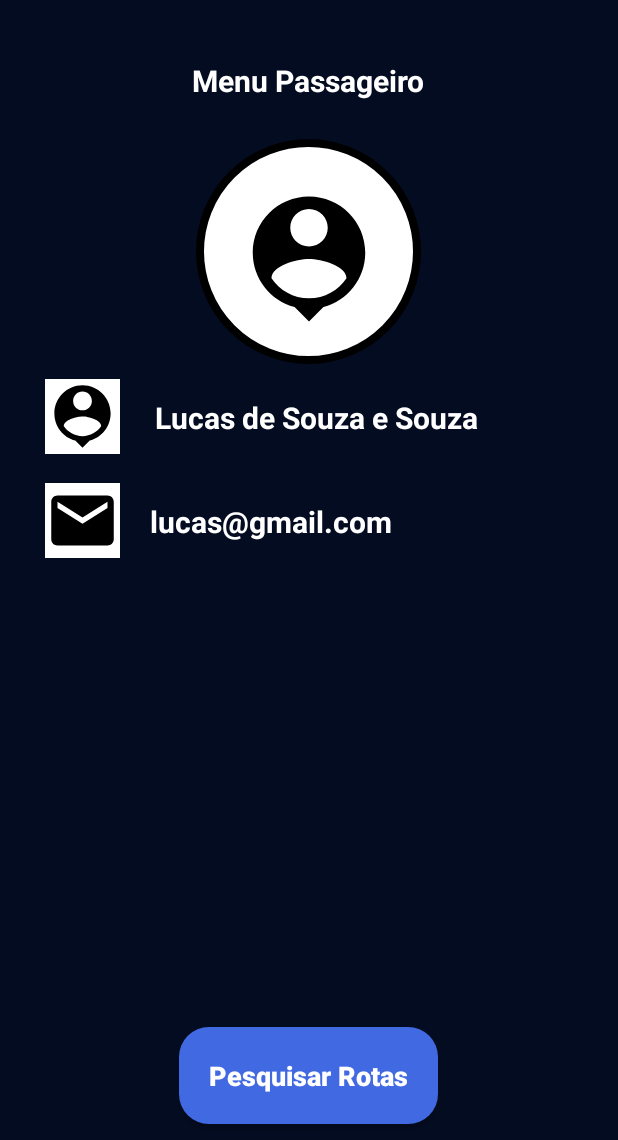
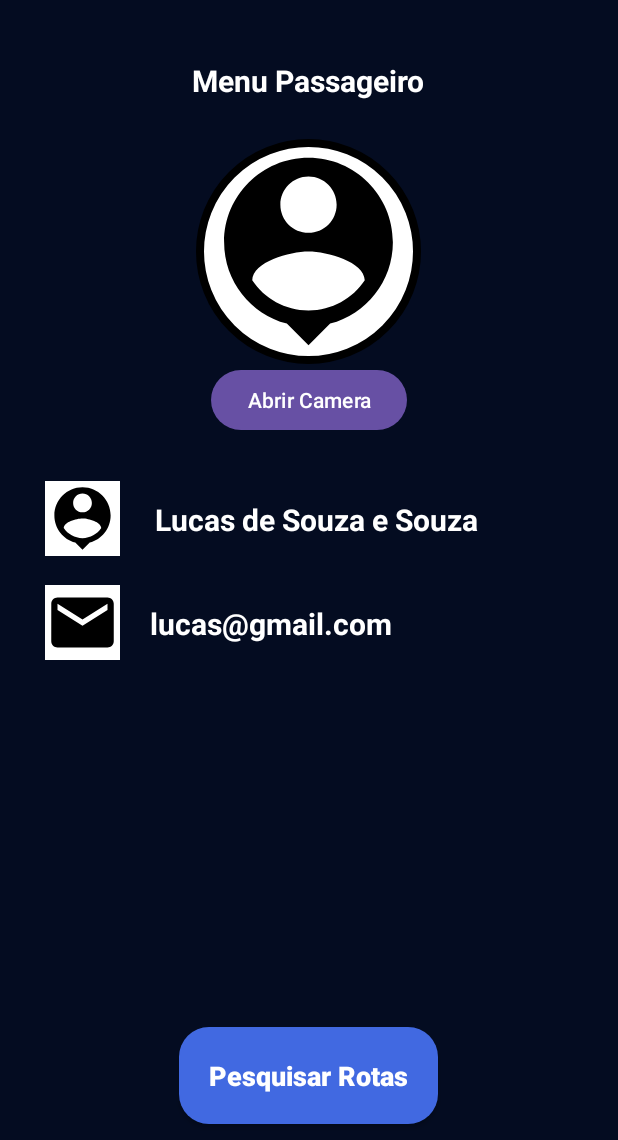
Before and after one commit to ruanmoraes018/android-2023.1, an Android app: the fragment MenuFragment placed in its activity, on a phone screen of 412 x 824 dp, the part 96-1236 px from its top. Run offline under Robolectric (Android 15) with nearby library versions, the phone set to English and light mode, and no system bars; libraries missing offline, so code that uses them is left out: com.mapbox.geojson, com.mapbox.mapboxsdk; plain views replace MapView; 6 statements that could not run were skipped.

Commit message:
Adicionado a camera ao menu_fragment!

```diff
--- a/app/build.gradle
+++ b/app/build.gradle
@@ -37,8 +37,14 @@ dependencies {
     androidTestImplementation 'androidx.test.ext:junit:1.1.5'
     androidTestImplementation 'androidx.test.espresso:espresso-core:3.5.1'
 
+    // MAPBOX
     implementation 'com.mapbox.mapboxsdk:mapbox-android-sdk:9.7.0'
     implementation 'com.mapbox.mapboxsdk:mapbox-sdk-geojson:5.9.0-alpha.1'
     implementation 'com.mapbox.mapboxsdk:mapbox-sdk-services:5.9.0-alpha.1'
     implementation("com.google.android.gms:play-services-location:21.0.1")
+
+    // Forma para ajustar a foto de perfil
+    implementation 'com.github.bumptech.glide:glide:4.12.0'
+    annotationProcessor 'com.github.bumptech.glide:compiler:4.12.0'
+
 }
--- a/app/src/main/java/com/android/tokentravel/MenuFragment.java
+++ b/app/src/main/java/com/android/tokentravel/MenuFragment.java
@@ -1,31 +1,75 @@
 package com.android.tokentravel;
 
+import static android.app.Activity.RESULT_OK;
+
+import android.content.Intent;
+import android.content.pm.PackageManager;
+import android.graphics.Bitmap;
+import android.Manifest;
 import android.os.Bundle;
 
+import androidx.annotation.Nullable;
+import androidx.core.app.ActivityCompat;
+import androidx.core.content.ContextCompat;
 import androidx.fragment.app.Fragment;
 
+import android.provider.MediaStore;
 import android.view.LayoutInflater;
 import android.view.View;
 import android.view.ViewGroup;
+import android.widget.Button;
+import android.widget.ImageView;
 
+import com.bumptech.glide.Glide;
+import com.bumptech.glide.load.resource.bitmap.CircleCrop;
+import com.bumptech.glide.request.RequestOptions;
 
 public class MenuFragment extends Fragment {
 
-    public MenuFragment() {
-        // Required empty public constructor
-    }
-
+    private ImageView imageView;
+    private Button button;
 
     @Override
     public void onCreate(Bundle savedInstanceState) {
         super.onCreate(savedInstanceState);
-
     }
 
     @Override
     public View onCreateView(LayoutInflater inflater, ViewGroup container,
                              Bundle savedInstanceState) {
         // Inflate the layout for this fragment
-        return inflater.inflate(R.layout.fragment_menu, container, false);
+        View view = inflater.inflate(R.layout.fragment_menu, container, false);
+
+        imageView = view.findViewById(R.id.fotoperfil);
+        button = view.findViewById(R.id.btnfoto);
+
+        if (ContextCompat.checkSelfPermission(requireContext(),
+                Manifest.permission.CAMERA) != PackageManager.PERMISSION_GRANTED) {
+            ActivityCompat.requestPermissions(requireActivity(), new String[]{Manifest.permission.CAMERA}, 101);
+        }
+
+        button.setOnClickListener(new View.OnClickListener() {
+            @Override
+            public void onClick(View v) {
+                Intent intent = new Intent(MediaStore.ACTION_IMAGE_CAPTURE);
+                startActivityForResult(intent, 101);
+            }
+        });
+
+        return view;
+    }
+
+    @Override
+    public void onActivityResult(int requestCode, int resultCode, @Nullable Intent data) {
+        super.onActivityResult(requestCode, resultCode, data);
+        if (requestCode == 101 && resultCode == RESULT_OK) {
+            Bitmap bitmap = (Bitmap) data.getExtras().get("data");
+            imageView.setImageBitmap(bitmap);
+            // Usar Glide para carregar a imagem na ImageView e aplicar a transformação de círculo
+            Glide.with(this)
+                    .load(bitmap)
+                    .apply(RequestOptions.bitmapTransform(new CircleCrop()))
+                    .into(imageView);
+        }
     }
 }
--- a/app/src/main/res/layout/activity_navigation_view.xml
+++ b/app/src/main/res/layout/activity_navigation_view.xml
@@ -4,9 +4,10 @@
     xmlns:tools="http://schemas.android.com/tools"
     android:layout_width="match_parent"
     tools:openDrawer="start"
-    android:fitsSystemWindows="true"
+    android:fitsSystemWindows="false"
     android:id="@+id/drawerLayout"
     android:layout_height="match_parent"
+
     tools:context=".Navigation_View">
 
     <LinearLayout
--- a/app/src/main/res/layout/fragment_menu.xml
+++ b/app/src/main/res/layout/fragment_menu.xml
@@ -27,11 +27,20 @@
         />
 
     <ImageView
-        android:layout_width="100dp"
-        android:layout_height="100dp"
+        android:id="@+id/fotoperfil"
+        android:layout_width="150dp"
+        android:layout_height="150dp"
         android:src="@drawable/ic_user"
         android:layout_gravity="center_horizontal"
-        android:layout_marginTop="-120dp"
+        android:layout_marginTop="-150dp"
+        />
+
+    <Button
+        android:id="@+id/btnfoto"
+        android:layout_width="wrap_content"
+        android:layout_height="wrap_content"
+        android:text="Abrir Camera"
+        android:layout_gravity="center_horizontal"
         />
 
     <ImageView
--- a/app/src/main/res/values/strings.xml
+++ b/app/src/main/res/values/strings.xml
@@ -13,5 +13,5 @@
     <string name="abrir">Abrir</string>
     <string name="fechar">Fechar</string>
 
-    <string name="mapbox_access_token">TokenPublicoaqui</string>
+    <string name="mapbox_access_token">pk.eyJ1IjoicnVhbm1vcmFlczAxOCIsImEiOiJjbGtibnN3am4wZnpxM3FvNGpqY28zZmU5In0.7tsn7e1m3dQagwKQAUOSLw</string>
 </resources>
--- a/app/src/main/res/values/themes.xml
+++ b/app/src/main/res/values/themes.xml
@@ -6,6 +6,7 @@
         <!--<item name="colorPrimary">@color/azul_marinho</item>
         <item name="colorPrimaryVariant">@color/azul_marinho</item>
         <item name="colorOnPrimary">@color/azul_marinho</item>-->
+        <item name="android:statusBarColor">@android:color/black</item>
     </style>
 
     <style name="Theme.TokenTravel" parent="Base.Theme.TokenTravel"
--- a/settings.gradle
+++ b/settings.gradle
@@ -20,7 +20,7 @@ dependencyResolutionManagement {
                 // This should always be `mapbox` (not your username).
                 username = "mapbox"
                 // Use the secret token you stored in gradle.properties as the password
-                password = "TokenPrivadoAqui"
+                password = "sk.eyJ1IjoicnVhbm1vcmFlczAxOCIsImEiOiJjbGtibm42cWQwZmk5M2hvOHI1ZXN0dXlwIn0._YdCrj53QO_a0UDLNqWblw"
             }
         }
     }
```
Also changed, not shown: app/src/main/AndroidManifest.xml (+6 -4 lines).
